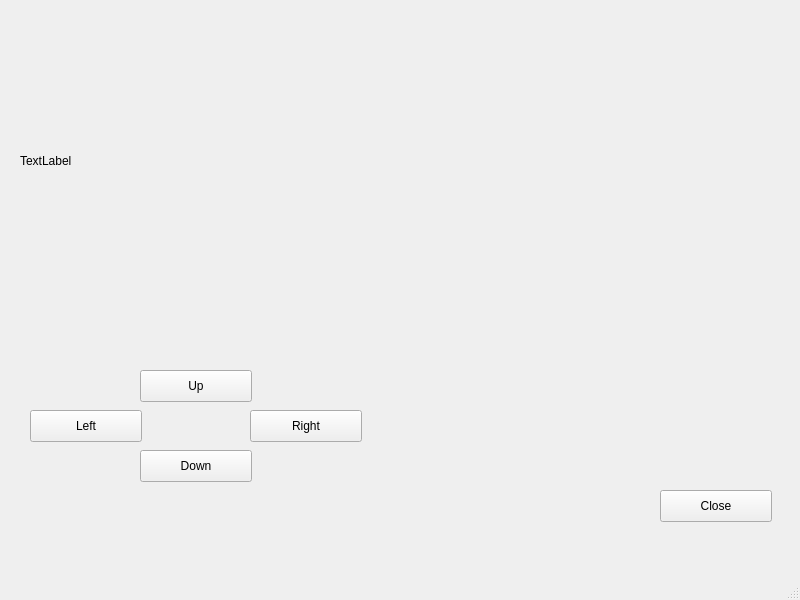
Qt form mainwindow.ui (alu0101206011/QTPaint) before a commit.
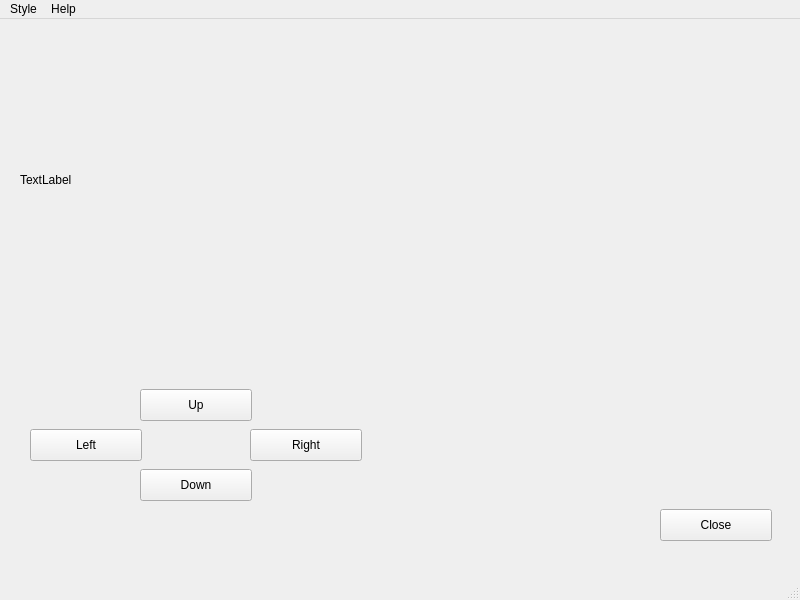
The same form after that commit.

Commit message: Parameterization of pen color and width

The edit to the form file:
```diff
--- a/mainwindow.ui
+++ b/mainwindow.ui
@@ -102,6 +102,20 @@
      <height>22</height>
     </rect>
    </property>
+   <widget class="QMenu" name="menuHelp">
+    <property name="title">
+     <string>Help</string>
+    </property>
+   </widget>
+   <widget class="QMenu" name="menuStyle">
+    <property name="title">
+     <string>Style</string>
+    </property>
+    <addaction name="editWidth"/>
+    <addaction name="editColour"/>
+   </widget>
+   <addaction name="menuStyle"/>
+   <addaction name="menuHelp"/>
   </widget>
   <widget class="QStatusBar" name="statusbar"/>
  </widget>
```
Left out of the diff: 10 changed lines with no effect on the pictures. The commit also changes 2 other files.
